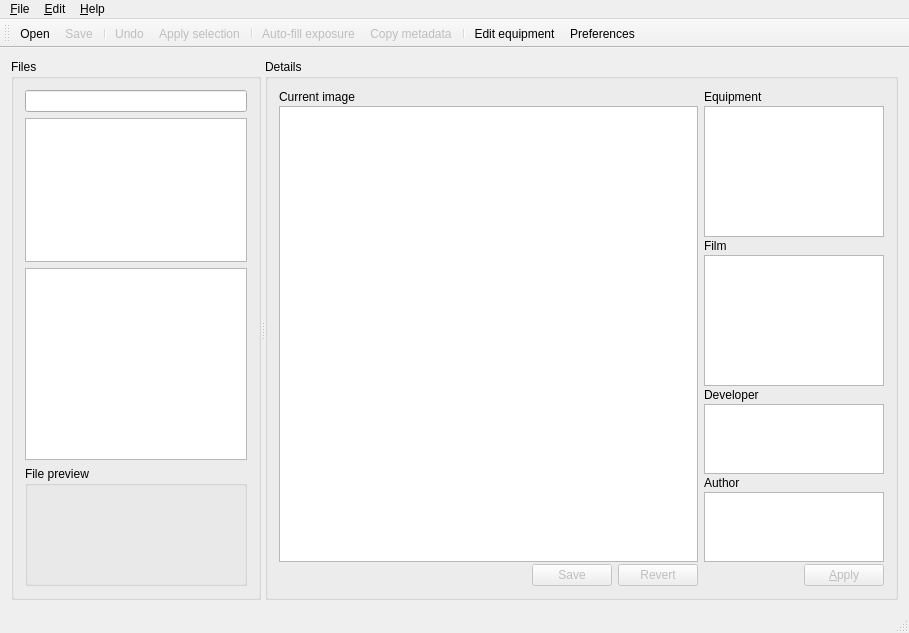
The window that ui/analogexif_mac.ui (chokori/AnalogExif) describes before a commit, drawn with Qt 5.
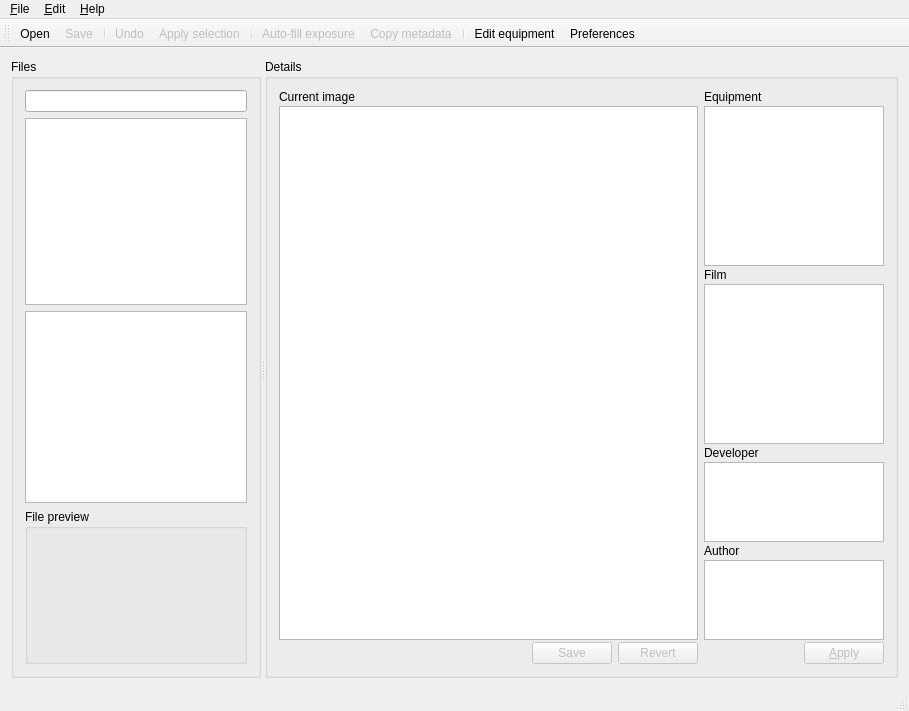
The same window after the commit. Icons and pictures are not drawn. Custom widgets are drawn as their Qt base class.

The edit to the form file:
```diff
--- a/ui/analogexif_mac.ui
+++ b/ui/analogexif_mac.ui
@@ -7,7 +7,7 @@
     <x>0</x>
     <y>0</y>
     <width>909</width>
-    <height>633</height>
+    <height>711</height>
    </rect>
   </property>
   <property name="windowTitle">
```
Left out of the diff: 87 changed lines with no effect on the pictures.
